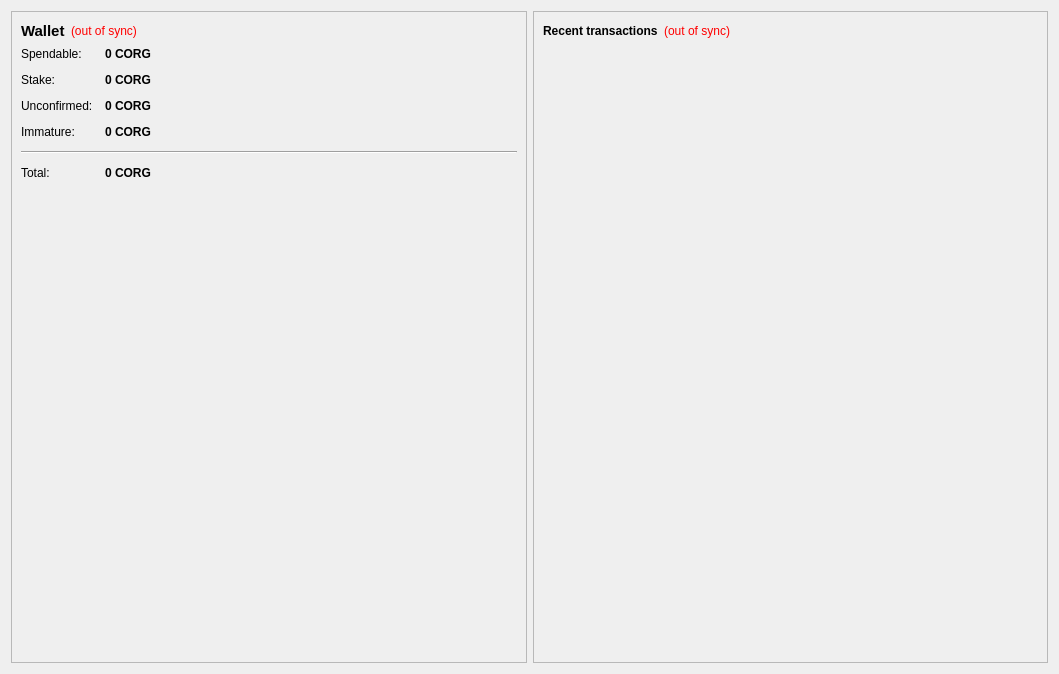
This is src/qt/forms/overviewpage.ui in SoonCoin/Corgicoinnew as Qt 5 draws it before an edit. The edited form follows.
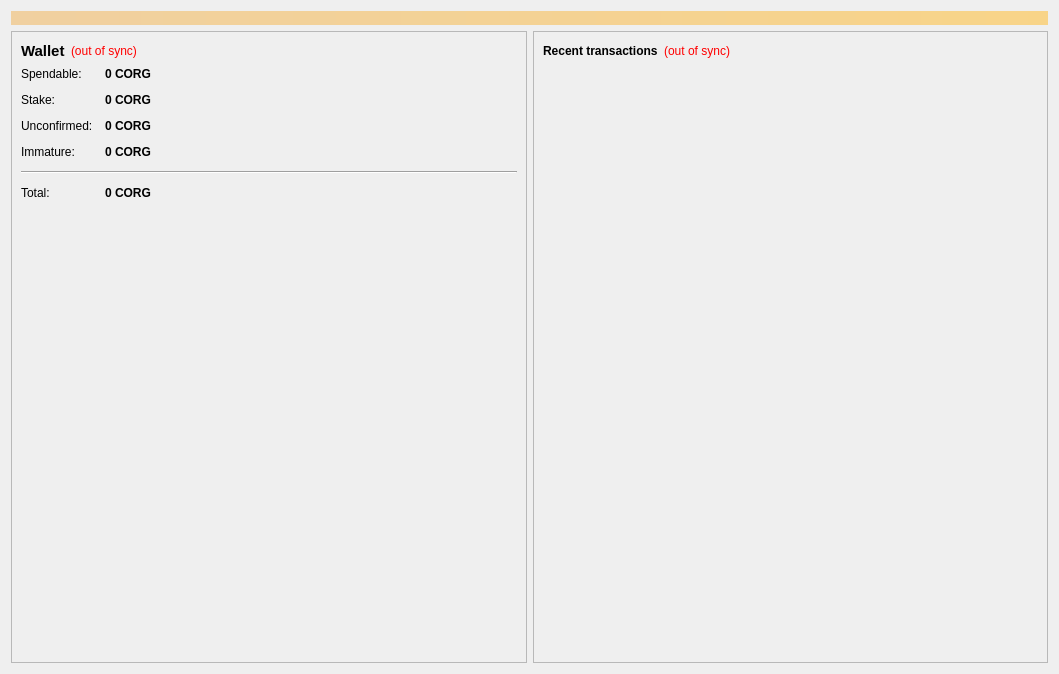
This is the edited form. Icons and pictures are not drawn.

```diff
--- a/src/qt/forms/overviewpage.ui
+++ b/src/qt/forms/overviewpage.ui
@@ -13,6 +13,24 @@
   <property name="windowTitle">
    <string>Form</string>
   </property>
+  <layout class="QVBoxLayout" name="topLayout">
+  <item>
+   <widget class="QLabel" name="labelAlerts">
+    <property name="visible">
+     <bool>false</bool>
+    </property>
+    <property name="styleSheet">
+     <string notr="true">background-color: qlineargradient(x1: 0, y1: 0, x2: 1, y2: 0, stop:0 #F0D0A0, stop:1 #F8D488);  color:#000000</string>
+    </property>
+    <property name="wordWrap">
+     <bool>true</bool>
+    </property>
+    <property name="margin">
+     <number>3</number>
+    </property>
+   </widget>
+  </item>
+  <item>
   <layout class="QHBoxLayout" name="horizontalLayout" stretch="1,1">
    <item>
     <layout class="QVBoxLayout" name="verticalLayout_2">
@@ -370,6 +388,8 @@
     </layout>
    </item>
   </layout>
+ </item>
+ </layout>
  </widget>
  <resources>
   <include location="../res/themes/qdarkstyle/style.qrc"/>
```
